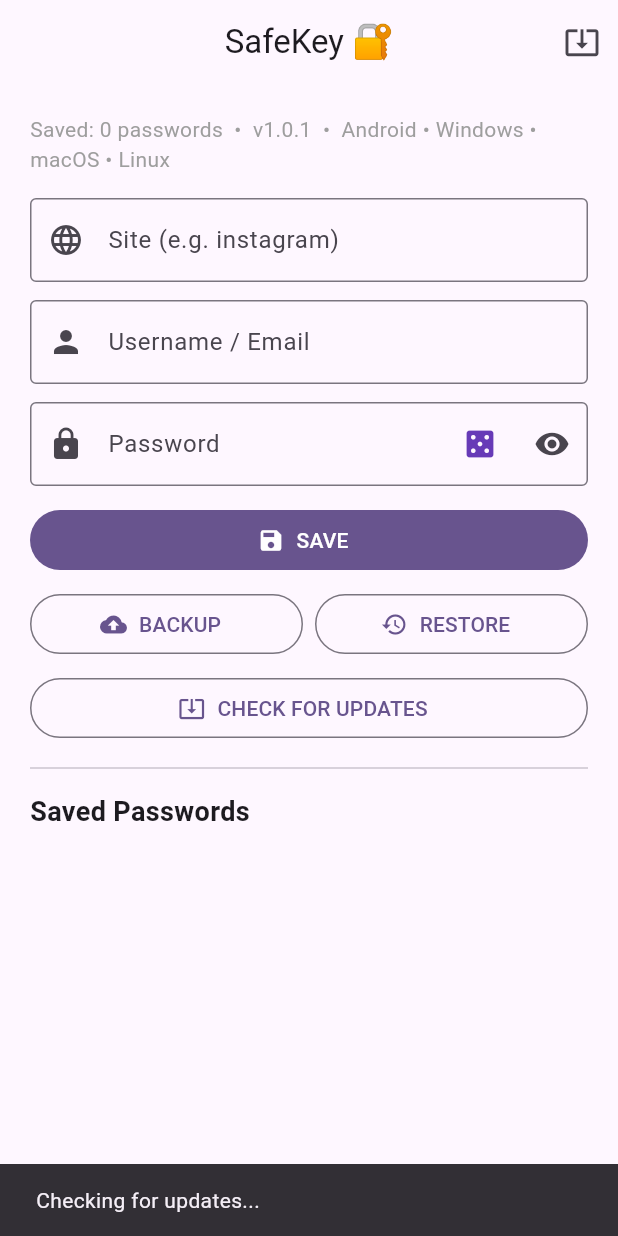
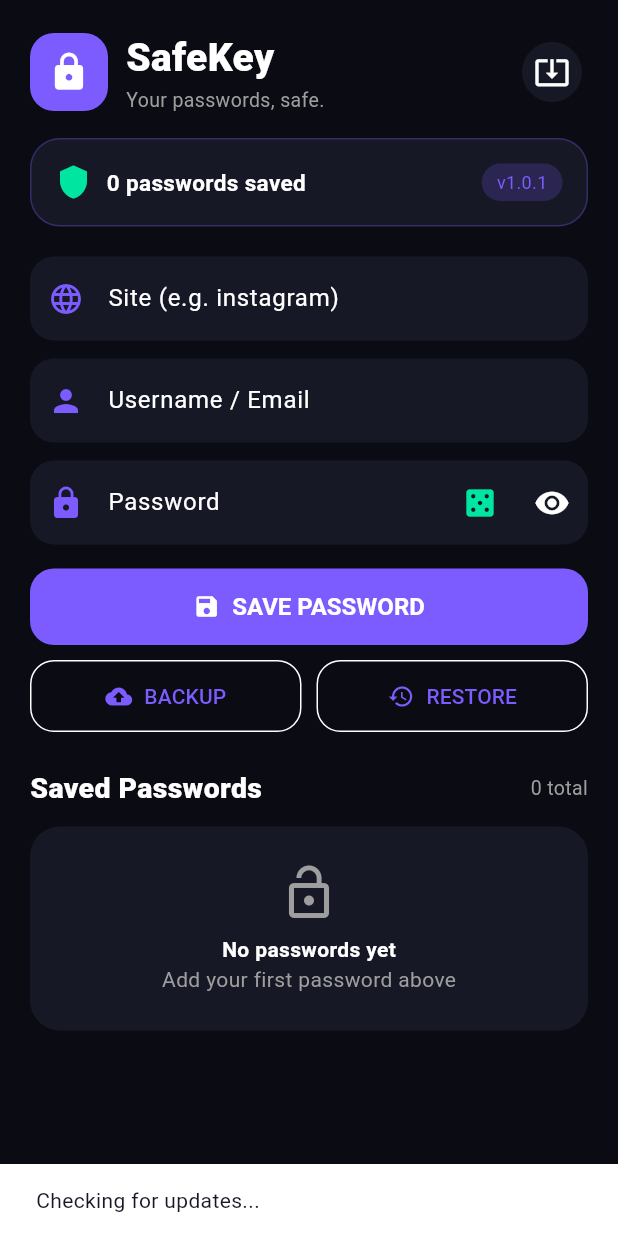
Before and after one commit to hasanylmztrk/SafeKey-Password-Generator, a Flutter app: the screen it shows after launch, after a tap on the "system update alt" icon, on a phone screen of 412 x 824 dp. Run offline on Flutter 3.47's test engine with Material 3 defaults, Android fonts, the phone set to English and light mode, and no system bars; our stand-ins replace file_picker, flutter_secure_storage, share_plus; network calls fail.

Commit message:
Update main.dart

```diff
--- a/lib/main.dart
+++ b/lib/main.dart
@@ -20,8 +20,35 @@ class SafeKeyApp extends StatelessWidget {
       title: 'SafeKey',
       debugShowCheckedModeBanner: false,
       theme: ThemeData(
-        colorScheme: ColorScheme.fromSeed(seedColor: Colors.deepPurple),
+        brightness: Brightness.dark,
+        scaffoldBackgroundColor: const Color(0xFF0B0B14),
+        colorScheme: const ColorScheme.dark(
+          primary: Color(0xFF7C5CFF),
+          secondary: Color(0xFF00E5A0),
+          surface: Color(0xFF171826),
+        ),
         useMaterial3: true,
+        cardTheme: CardThemeData(
+          color: const Color(0xFF171826),
+          shape: RoundedRectangleBorder(borderRadius: BorderRadius.circular(20)),
+          elevation: 0,
+        ),
+        inputDecorationTheme: InputDecorationTheme(
+          filled: true,
+          fillColor: const Color(0xFF171826),
+          border: OutlineInputBorder(borderRadius: BorderRadius.circular(16), borderSide: BorderSide.none),
+          enabledBorder: OutlineInputBorder(borderRadius: BorderRadius.circular(16), borderSide: BorderSide.none),
+          focusedBorder: OutlineInputBorder(borderRadius: BorderRadius.circular(16), borderSide: const BorderSide(color: Color(0xFF7C5CFF), width: 1.5)),
+        ),
+        filledButtonTheme: FilledButtonThemeData(
+          style: FilledButton.styleFrom(
+            backgroundColor: const Color(0xFF7C5CFF),
+            foregroundColor: Colors.white,
+            padding: const EdgeInsets.symmetric(vertical: 16),
+            shape: RoundedRectangleBorder(borderRadius: BorderRadius.circular(16)),
+            textStyle: const TextStyle(fontSize: 16, fontWeight: FontWeight.bold),
+          ),
+        ),
       ),
       home: const HomePage(),
     );
@@ -42,7 +69,6 @@ class _HomePageState extends State<HomePage> {
   Map<String, dynamic> data = {};
   bool isPasswordHidden = true;
 
-  // PASSWORD GENERATOR SETTINGS
   double genLength = 16;
   bool genUpper = true;
   bool genLower = true;
@@ -51,7 +77,6 @@ class _HomePageState extends State<HomePage> {
   String generatedPassword = "";
   bool isGeneratorOpen = false;
 
-  // UPDATE SETTINGS
   final String currentVersion = "1.0.1";
   final String repoOwner = "hasanylmztrk";
   final String repoName = "SafeKey-Password-Generator";
@@ -73,17 +98,13 @@ class _HomePageState extends State<HomePage> {
 
   @override
   void dispose() {
-    siteCtrl.dispose();
-    userCtrl.dispose();
-    passCtrl.dispose();
+    siteCtrl.dispose(); userCtrl.dispose(); passCtrl.dispose();
     super.dispose();
   }
 
   Future<void> load() async {
     final jsonStr = await storage.read(key: 'safekey_data');
-    if (jsonStr != null) {
-      setState(() => data = jsonDecode(jsonStr));
-    }
+    if (jsonStr != null) setState(() => data = jsonDecode(jsonStr));
   }
 
   Future<void> save() async {
@@ -95,8 +116,7 @@ class _HomePageState extends State<HomePage> {
     final user = userCtrl.text.trim();
     final pass = passCtrl.text.trim();
     if (site.isEmpty || pass.isEmpty) {
-      ScaffoldMessenger.of(context).showSnackBar(
-        const SnackBar(content: Text('Site and password cannot be empty!')));
+      ScaffoldMessenger.of(context).showSnackBar(const SnackBar(content: Text('Site and password cannot be empty!')));
       return;
     }
     setState(() {
@@ -105,8 +125,7 @@ class _HomePageState extends State<HomePage> {
     });
     await save();
     if (!mounted) return;
-    ScaffoldMessenger.of(context).showSnackBar(
-      SnackBar(content: Text('$site saved! ✅')));
+    ScaffoldMessenger.of(context).showSnackBar(SnackBar(content: Text('$site saved! ✅'), backgroundColor: const Color(0xFF00E5A0)));
   }
 
   void delete(String site) async {
@@ -116,8 +135,7 @@ class _HomePageState extends State<HomePage> {
 
   void copy(String text) {
     Clipboard.setData(ClipboardData(text: text));
-    ScaffoldMessenger.of(context).showSnackBar(
-      const SnackBar(content: Text('Copied!')));
+    ScaffoldMessenger.of(context).showSnackBar(const SnackBar(content: Text('Copied!')));
   }
 
   void fill(String site) {
@@ -128,8 +146,7 @@ class _HomePageState extends State<HomePage> {
       userCtrl.text = item['username'] ?? '';
       passCtrl.text = item['password'] ?? '';
     });
-    ScaffoldMessenger.of(context).showSnackBar(
-      SnackBar(content: Text('$site filled!')));
+    ScaffoldMessenger.of(context).showSnackBar(SnackBar(content: Text('$site filled!')));
   }
 
   void generatePassword() {
@@ -139,64 +156,47 @@ class _HomePageState extends State<HomePage> {
     if (genNumbers) chars += "0123456789";
     if (genSymbols) chars += "!@#\$%^&*()-_=+";
     if (chars.isEmpty) {
-      ScaffoldMessenger.of(context).showSnackBar(
-        const SnackBar(content: Text('Select at least one option!')));
+      ScaffoldMessenger.of(context).showSnackBar(const SnackBar(content: Text('Select at least one option!')));
       return;
     }
     final rand = Random.secure();
     final newPass = List.generate(genLength.toInt(), (_) => chars[rand.nextInt(chars.length)]).join();
-    setState(() {
-      generatedPassword = newPass;
-      passCtrl.text = newPass;
-      isPasswordHidden = false;
-    });
+    setState(() { generatedPassword = newPass; passCtrl.text = newPass; isPasswordHidden = false; });
   }
 
-  // CHECK FOR UPDATES
   Future<void> checkForUpdate() async {
-    ScaffoldMessenger.of(context).showSnackBar(
-      const SnackBar(content: Text('Checking for updates...')));
+    ScaffoldMessenger.of(context).showSnackBar(const SnackBar(content: Text('Checking for updates...')));
     try {
       final url = Uri.parse('https://api.github.com/repos/$repoOwner/$repoName/releases/latest');
-      final response = await http.get(url, headers: {
-        'Accept': 'application/vnd.github+json',
-        'User-Agent': 'SafeKey-App',
-      });
+      final response = await http.get(url, headers: {'Accept': 'application/vnd.github+json', 'User-Agent': 'SafeKey-App'});
       if (response.statusCode != 200) throw Exception('Failed');
       final json = jsonDecode(response.body);
       String latest = (json['tag_name'] as String).replaceAll('v', '');
       String downloadUrl = json['html_url'] ?? 'https://github.com/$repoOwner/$repoName/releases';
       if (!mounted) return;
       if (latest != currentVersion) {
-        showDialog(
-          context: context,
-          builder: (_) => AlertDialog(
+        showDialog(context: context, builder: (_) => AlertDialog(
+          backgroundColor: const Color(0xFF171826),
           title: const Text('🎉 New Update Available!'),
           content: Text('You have v$currentVersion\nNew version: v$latest\n\nDo you want to update?'),
           actions: [
             TextButton(onPressed: () => Navigator.pop(context), child: const Text('Later')),
-              FilledButton(
-                onPressed: () async {
+            FilledButton(onPressed: () async {
               Navigator.pop(context);
               final uri = Uri.parse(downloadUrl);
               if (await canLaunchUrl(uri)) await launchUrl(uri, mode: LaunchMode.externalApplication);
-                },
-                child: const Text('DOWNLOAD')),
+            }, child: const Text('DOWNLOAD')),
           ],
-          ),
-        );
+        ));
       } else {
-        ScaffoldMessenger.of(context).showSnackBar(
-          const SnackBar(content: Text('You are on the latest version ✅')));
+        ScaffoldMessenger.of(context).showSnackBar(const SnackBar(content: Text('You are on the latest version ✅')));
       }
     } catch (e) {
       if (!mounted) return;
-      ScaffoldMessenger.of(context).showSnackBar(
-       SnackBar(content: Text('Internet error $e.')));
+      ScaffoldMessenger.of(context).showSnackBar(SnackBar(content: Text('Internet error $e.')));
     }
   }
 
-  // BACKUP - Export
   Future<void> exportBackup() async {
     if (data.isEmpty) {
       ScaffoldMessenger.of(context).showSnackBar(const SnackBar(content: Text('Nothing to backup!')));
@@ -214,7 +214,6 @@ class _HomePageState extends State<HomePage> {
     }
   }
 
-  // RESTORE - Import
   Future<void> importBackup() async {
     try {
       final result = await FilePicker.platform.pickFiles(type: FileType.any);
@@ -222,27 +221,22 @@ class _HomePageState extends State<HomePage> {
       final file = File(result.files.single.path!);
       final content = await file.readAsString();
       final Map<String, dynamic> imported = jsonDecode(content);
-
       if (!mounted) return;
-      showDialog(
-        context: context,
-        builder: (_) => AlertDialog(
+      showDialog(context: context, builder: (_) => AlertDialog(
+        backgroundColor: const Color(0xFF171826),
         title: const Text('Restore Backup?'),
         content: Text('Found ${imported.length} passwords.\nThis will merge with your current passwords. Continue?'),
         actions: [
           TextButton(onPressed: () => Navigator.pop(context), child: const Text('Cancel')),
-            FilledButton(
-              onPressed: () async {
+          FilledButton(onPressed: () async {
             Navigator.pop(context);
             setState(() => data.addAll(imported));
             await save();
             if (!mounted) return;
             ScaffoldMessenger.of(context).showSnackBar(const SnackBar(content: Text('Backup restored! ✅')));
-              },
-              child: const Text('RESTORE')),
+          }, child: const Text('RESTORE')),
         ],
-        ),
-      );
+      ));
     } catch (e) {
       if (!mounted) return;
       ScaffoldMessenger.of(context).showSnackBar(const SnackBar(content: Text('Invalid backup file!')));
@@ -252,160 +246,121 @@ class _HomePageState extends State<HomePage> {
   @override
   Widget build(BuildContext context) {
     return Scaffold(
-      appBar: AppBar(
-        title: const Text('SafeKey 🔐'),
-        centerTitle: true,
-        actions: [
-          IconButton(icon: const Icon(Icons.system_update_alt), tooltip: 'Check for Updates', onPressed: checkForUpdate),
-        ],
-      ),
-      body: SingleChildScrollView(
+      body: SafeArea(
+        child: SingleChildScrollView(
           padding: const EdgeInsets.all(20),
           child: Column(
             crossAxisAlignment: CrossAxisAlignment.stretch,
             children: [
-            Text('Saved: ${data.length} passwords  •  v$currentVersion  •  Android • Windows • macOS • Linux',
-              style: const TextStyle(color: Colors.grey)),
-            const SizedBox(height: 16),
-            Column(
+              // HEADER
+              Row(
                 children: [
-                TextField(
-                  controller: siteCtrl,
-                  enableSuggestions: false,
-                  autocorrect: false,
-                  textInputAction: TextInputAction.next,
-                  decoration: const InputDecoration(
-                    labelText: 'Site (e.g. instagram)',
-                    hintText: 'Type to autofill...',
-                    border: OutlineInputBorder(),
-                    prefixIcon: Icon(Icons.language)),
+                  Container(
+                    width: 52, height: 52,
+                    decoration: BoxDecoration(color: const Color(0xFF7C5CFF), borderRadius: BorderRadius.circular(16)),
+                    child: const Icon(Icons.lock, color: Colors.white, size: 28),
                   ),
-                const SizedBox(height: 12),
-                TextField(
-                  controller: userCtrl,
-                  enableSuggestions: false,
-                  autocorrect: false,
-                  keyboardType: TextInputType.emailAddress,
-                  textInputAction: TextInputAction.next,
-                  decoration: const InputDecoration(
-                    labelText: 'Username / Email',
-                    border: OutlineInputBorder(),
-                    prefixIcon: Icon(Icons.person)),
-                ),
-                const SizedBox(height: 12),
-                TextField(
-                  controller: passCtrl,
-                  enableSuggestions: false,
-                  autocorrect: false,
-                  obscureText: isPasswordHidden,
-                  textInputAction: TextInputAction.done,
-                  onSubmitted: (_) => add(),
-                  decoration: InputDecoration(
-                    labelText: 'Password',
-                    border: const OutlineInputBorder(),
-                    prefixIcon: const Icon(Icons.lock),
-                    suffixIcon: Row(
-                      mainAxisSize: MainAxisSize.min,
-                      children: [
-                        IconButton(
-                          icon: const Icon(Icons.casino, color: Colors.deepPurple),
-                          tooltip: 'Generate Password',
-                          onPressed: () => setState(() => isGeneratorOpen = !isGeneratorOpen),
-                        ),
-                        IconButton(
-                          icon: Icon(isPasswordHidden ? Icons.visibility : Icons.visibility_off),
-                          onPressed: () => setState(() => isPasswordHidden = !isPasswordHidden),
-                        ),
+                  const SizedBox(width: 12),
+                  const Expanded(child: Column(crossAxisAlignment: CrossAxisAlignment.start, children: [
+                    Text('SafeKey', style: TextStyle(fontSize: 26, fontWeight: FontWeight.w900)),
+                    Text('Your passwords, safe.', style: TextStyle(color: Colors.grey, fontSize: 13)),
+                  ])),
+                  IconButton(onPressed: checkForUpdate, icon: const Icon(Icons.system_update_alt), tooltip: 'Check for Updates', style: IconButton.styleFrom(backgroundColor: const Color(0xFF171826))),
                 ],
               ),
+              const SizedBox(height: 16),
+              Container(
+                padding: const EdgeInsets.all(16),
+                decoration: BoxDecoration(color: const Color(0xFF171826), borderRadius: BorderRadius.circular(20), border: Border.all(color: const Color(0xFF7C5CFF).withOpacity(0.3))),
+                child: Row(children: [
+                  const Icon(Icons.shield, color: Color(0xFF00E5A0)),
+                  const SizedBox(width: 10),
+                  Text('${data.length} passwords saved', style: const TextStyle(fontWeight: FontWeight.bold, fontSize: 15)),
+                  const Spacer(),
+                  Container(padding: const EdgeInsets.symmetric(horizontal: 10, vertical: 4), decoration: BoxDecoration(color: const Color(0xFF7C5CFF).withOpacity(0.2), borderRadius: BorderRadius.circular(20)), child: Text('v$currentVersion', style: const TextStyle(fontSize: 12, color: Color(0xFF7C5CFF)))),
+                ]),
               ),
-                ),
-              ],
-            ),
+              const SizedBox(height: 20),
+
+              TextField(controller: siteCtrl, enableSuggestions: false, autocorrect: false, textInputAction: TextInputAction.next,
+                decoration: const InputDecoration(labelText: 'Site (e.g. instagram)', hintText: 'Type to autofill...', prefixIcon: Icon(Icons.language, color: Color(0xFF7C5CFF)))),
+              const SizedBox(height: 12),
+              TextField(controller: userCtrl, enableSuggestions: false, autocorrect: false, keyboardType: TextInputType.emailAddress, textInputAction: TextInputAction.next,
+                decoration: const InputDecoration(labelText: 'Username / Email', prefixIcon: Icon(Icons.person, color: Color(0xFF7C5CFF)))),
+              const SizedBox(height: 12),
+              TextField(controller: passCtrl, enableSuggestions: false, autocorrect: false, obscureText: isPasswordHidden, textInputAction: TextInputAction.done, onSubmitted: (_) => add(),
+                decoration: InputDecoration(labelText: 'Password', prefixIcon: const Icon(Icons.lock, color: Color(0xFF7C5CFF)), suffixIcon: Row(mainAxisSize: MainAxisSize.min, children: [
+                  IconButton(icon: const Icon(Icons.casino, color: Color(0xFF00E5A0)), tooltip: 'Generate Password', onPressed: () => setState(() => isGeneratorOpen = !isGeneratorOpen)),
+                  IconButton(icon: Icon(isPasswordHidden ? Icons.visibility : Icons.visibility_off), onPressed: () => setState(() => isPasswordHidden = !isPasswordHidden)),
+                ]))),
               if (isGeneratorOpen)
-              Card(
-                color: Colors.deepPurple.shade50,
+                Container(
                   margin: const EdgeInsets.only(top: 12),
-                child: Padding(
                   padding: const EdgeInsets.all(16),
-                  child: Column(
-                    crossAxisAlignment: CrossAxisAlignment.start,
-                    children: [
-                      Row(
-                        children: [
-                          const Icon(Icons.auto_fix_high, color: Colors.deepPurple),
+                  decoration: BoxDecoration(color: const Color(0xFF1E1B3A), borderRadius: BorderRadius.circular(20), border: Border.all(color: const Color(0xFF7C5CFF))),
+                  child: Column(crossAxisAlignment: CrossAxisAlignment.start, children: [
+                    Row(children: [
+                      const Icon(Icons.auto_fix_high, color: Color(0xFF7C5CFF)),
                       const SizedBox(width: 8),
                       const Text('Password Generator', style: TextStyle(fontSize: 17, fontWeight: FontWeight.bold)),
                       const Spacer(),
                       IconButton(icon: const Icon(Icons.close), onPressed: () => setState(() => isGeneratorOpen = false)),
-                        ],
-                      ),
-                      const SizedBox(height: 8),
-                      Container(
-                        width: double.infinity,
-                        padding: const EdgeInsets.all(12),
-                        decoration: BoxDecoration(color: Colors.white, borderRadius: BorderRadius.circular(8), border: Border.all(color: Colors.deepPurple.shade100)),
-                        child: Row(
-                          children: [
+                    ]),
+                    const SizedBox(height: 12),
+                    Container(width: double.infinity, padding: const EdgeInsets.all(14), decoration: BoxDecoration(color: Colors.black.withOpacity(0.4), borderRadius: BorderRadius.circular(12)), child: Row(children: [
                       Expanded(child: SelectableText(generatedPassword.isEmpty ? "Press Generate..." : generatedPassword, style: const TextStyle(fontSize: 16, fontWeight: FontWeight.bold))),
-                            IconButton(icon: const Icon(Icons.copy), onPressed: () => copy(generatedPassword)),
-                          ],
-                        ),
-                      ),
+                      IconButton(icon: const Icon(Icons.copy, color: Color(0xFF00E5A0)), onPressed: () => copy(generatedPassword)),
+                    ])),
                     const SizedBox(height: 8),
                     Text('Length: ${genLength.toInt()}', style: const TextStyle(fontWeight: FontWeight.bold)),
-                      Slider(value: genLength, min: 6, max: 32, divisions: 26, label: genLength.toInt().toString(), onChanged: (v) => setState(() => genLength = v)),
-                      SwitchListTile(title: const Text('Uppercase (ABC)'), value: genUpper, onChanged: (v) => setState(() => genUpper = v)),
-                      SwitchListTile(title: const Text('Lowercase (abc)'), value: genLower, onChanged: (v) => setState(() => genLower = v)),
-                      SwitchListTile(title: const Text('Numbers (123)'), value: genNumbers, onChanged: (v) => setState(() => genNumbers = v)),
-                      SwitchListTile(title: const Text('Symbols (!@#)'), value: genSymbols, onChanged: (v) => setState(() => genSymbols = v)),
-                      SizedBox(
-                        width: double.infinity,
-                        child: FilledButton.icon(onPressed: generatePassword, icon: const Icon(Icons.refresh), label: const Text('GENERATE PASSWORD')),
+                    Slider(value: genLength, min: 6, max: 32, divisions: 26, label: genLength.toInt().toString(), activeColor: const Color(0xFF7C5CFF), onChanged: (v) => setState(() => genLength = v)),
+                    SwitchListTile(title: const Text('Uppercase (ABC)'), value: genUpper, activeColor: const Color(0xFF7C5CFF), onChanged: (v) => setState(() => genUpper = v)),
+                    SwitchListTile(title: const Text('Lowercase (abc)'), value: genLower, activeColor: const Color(0xFF7C5CFF), onChanged: (v) => setState(() => genLower = v)),
+                    SwitchListTile(title: const Text('Numbers (123)'), value: genNumbers, activeColor: const Color(0xFF7C5CFF), onChanged: (v) => setState(() => genNumbers = v)),
+                    SwitchListTile(title: const Text('Symbols (!@#)'), value: genSymbols, activeColor: const Color(0xFF7C5CFF), onChanged: (v) => setState(() => genSymbols = v)),
+                    SizedBox(width: double.infinity, child: FilledButton.icon(onPressed: generatePassword, icon: const Icon(Icons.refresh), label: const Text('GENERATE PASSWORD'))),
+                  ]),
                 ),
-                      const SizedBox(height: 4),
-                      const Text('Generated password is automatically written to the Password field above. Just press SAVE.', style: TextStyle(fontSize: 12, color: Colors.grey)),
-                    ],
-                  ),
-                ),
-              ),
+              const SizedBox(height: 16),
+              FilledButton.icon(onPressed: add, icon: const Icon(Icons.save), label: const Text('SAVE PASSWORD')),
+              const SizedBox(height: 10),
+              Row(children: [
+                Expanded(child: OutlinedButton.icon(onPressed: exportBackup, icon: const Icon(Icons.backup), label: const Text('BACKUP'), style: OutlinedButton.styleFrom(padding: const EdgeInsets.symmetric(vertical: 14), shape: RoundedRectangleBorder(borderRadius: BorderRadius.circular(16))))),
+                const SizedBox(width: 10),
+                Expanded(child: OutlinedButton.icon(onPressed: importBackup, icon: const Icon(Icons.restore), label: const Text('RESTORE'), style: OutlinedButton.styleFrom(padding: const EdgeInsets.symmetric(vertical: 14), shape: RoundedRectangleBorder(borderRadius: BorderRadius.circular(16))))),
+              ]),
+              const SizedBox(height: 24),
+              Row(children: [
+                const Text('Saved Passwords', style: TextStyle(fontSize: 19, fontWeight: FontWeight.w900)),
+                const Spacer(),
+                Text('${data.length} total', style: const TextStyle(color: Colors.grey, fontSize: 13)),
+              ]),
               const SizedBox(height: 12),
-            FilledButton.icon(onPressed: add, icon: const Icon(Icons.save), label: const Text('SAVE')),
-            const SizedBox(height: 8),
-            Row(
-              children: [
-                Expanded(child: OutlinedButton.icon(onPressed: exportBackup, icon: const Icon(Icons.backup), label: const Text('BACKUP'))),
-                const SizedBox(width: 8),
-                Expanded(child: OutlinedButton.icon(onPressed: importBackup, icon: const Icon(Icons.restore), label: const Text('RESTORE'))),
-              ],
-            ),
-            const SizedBox(height: 8),
-            OutlinedButton.icon(onPressed: checkForUpdate, icon: const Icon(Icons.system_update_alt), label: const Text('CHECK FOR UPDATES')),
-            const Divider(height: 32),
-            const Text('Saved Passwords', style: TextStyle(fontSize: 18, fontWeight: FontWeight.bold)),
-            const SizedBox(height: 8),
+              if (data.isEmpty)
+                Container(padding: const EdgeInsets.all(24), decoration: BoxDecoration(color: const Color(0xFF171826), borderRadius: BorderRadius.circular(20)), child: const Column(children: [Icon(Icons.lock_open, size: 40, color: Colors.grey), SizedBox(height: 8), Text('No passwords yet', style: TextStyle(fontWeight: FontWeight.bold)), Text('Add your first password above', style: TextStyle(color: Colors.grey))])),
+
               ...data.keys.map((site) {
                 final item = data[site];
-              return Card(
+                return Container(
+                  margin: const EdgeInsets.only(bottom: 10),
+                  decoration: BoxDecoration(color: const Color(0xFF171826), borderRadius: BorderRadius.circular(20)),
                   child: ListTile(
+                    contentPadding: const EdgeInsets.symmetric(horizontal: 14, vertical: 4),
                     onTap: () => fill(site),
-                  leading: CircleAvatar(child: Text(site[0].toUpperCase())),
+                    leading: Container(width: 46, height: 46, decoration: BoxDecoration(color: const Color(0xFF7C5CFF), borderRadius: BorderRadius.circular(14)), child: Center(child: Text(site[0].toUpperCase(), style: const TextStyle(fontSize: 20, fontWeight: FontWeight.bold, color: Colors.white)))),
                     title: Text(site.toUpperCase(), style: const TextStyle(fontWeight: FontWeight.bold)),
-                  subtitle: Text('User: ${item['username']}  •  Password: ••••••••'),
-                  trailing: Row(
-                    mainAxisSize: MainAxisSize.min,
-                    children: [
-                      IconButton(icon: const Icon(Icons.auto_fix_high), onPressed: () => fill(site)),
-                      IconButton(icon: const Icon(Icons.copy), onPressed: () => copy(item['password'])),
-                      IconButton(icon: const Icon(Icons.delete, color: Colors.red), onPressed: () => delete(site)),
-                    ],
-                  ),
+                    subtitle: Text('User: ${item['username']}  •  ••••••••', style: const TextStyle(color: Colors.grey)),
+                    trailing: Row(mainAxisSize: MainAxisSize.min, children: [
+                      IconButton(icon: const Icon(Icons.copy, size: 20, color: Color(0xFF00E5A0)), onPressed: () => copy(item['password'])),
+                      IconButton(icon: const Icon(Icons.delete, size: 20, color: Colors.redAccent), onPressed: () => delete(site)),
+                    ]),
                   ),
                 );
               }),
             ],
           ),
         ),
+      ),
     );
   }
 }
```
Lines whose indentation alone changed are shown as unchanged.
